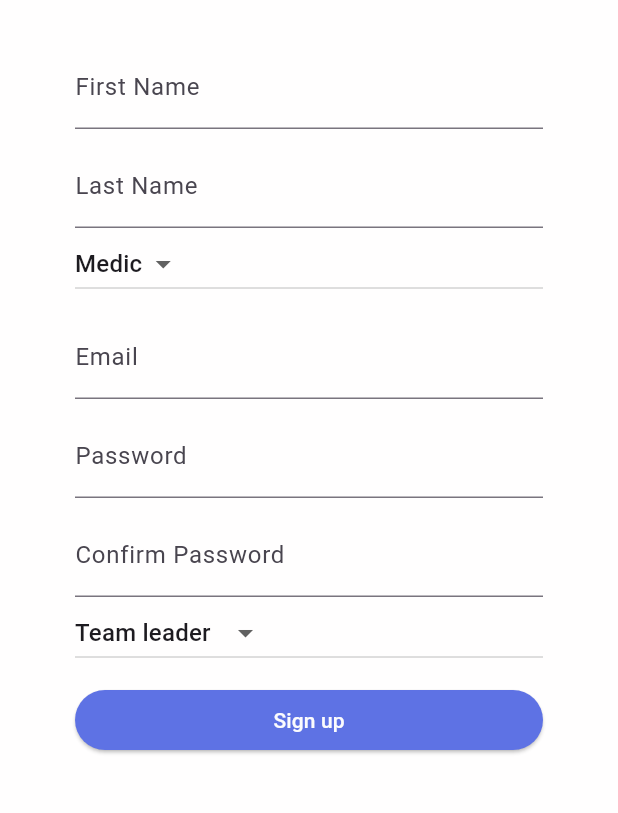
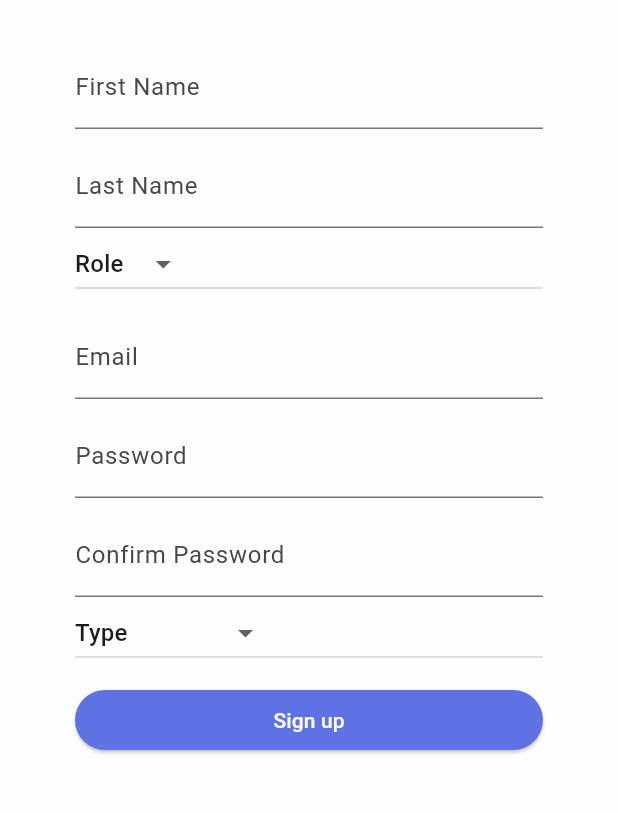
Before and after one commit to Secunity-LTD/Secunity_flutter, a Flutter app: the SignUp screen opened directly with empty values, on a phone screen of 412 x 824 dp, the part 84-897 px from its top. Run offline on Flutter 3.47's test engine with Material 3 defaults, Android fonts, the phone set to English and light mode, and no system bars; our stand-ins replace cloud_firestore, firebase_auth, firebase_core, flutter_spinkit, font_awesome_flutter, google_sign_in; accounts and stored records are empty.

Commit message:
dropdown updates

```diff
--- a/SecUnity_2/lib/screens/authenticate/sign_up.dart
+++ b/SecUnity_2/lib/screens/authenticate/sign_up.dart
@@ -205,6 +205,9 @@ class _SignUpState extends State<SignUp> {
   String firstName = '';
   String lastName = '';
   String role = '';
+  String dropdownValue = 'Role';
+  String dropdownValueTeam = 'Type';
+
 
   @override
   Widget build(BuildContext context) {
@@ -243,6 +246,7 @@ class _SignUpState extends State<SignUp> {
               setState(() => firstName = value);
             },
           ),
+
           SizedBox(height: 10.0),
           TextFormField(
             decoration: InputDecoration(
@@ -254,12 +258,16 @@ class _SignUpState extends State<SignUp> {
             },
           ),
           DropdownButton<String>(
-          value: 'Medic', // Default value
+            value: dropdownValue, // Default value
             onChanged: (String? newValue) {
-            // Handle dropdown value change
+              // Update dropdown value
+              setState(() {
+                dropdownValue = newValue!;
+              });
+              // Handle any other actions
               print(newValue);
             },
-          items: <String>['Medic', 'Sniper','Negev']
+            items: <String>['Role','Medic', 'Sniper','Negev']
                 .map<DropdownMenuItem<String>>((String value) {
               return DropdownMenuItem<String>(
                 value: value,
@@ -267,6 +275,7 @@ class _SignUpState extends State<SignUp> {
               );
             }).toList(),
           ),
+
 
           SizedBox(height: 10.0),
           TextFormField(
@@ -308,12 +317,16 @@ class _SignUpState extends State<SignUp> {
             },
           ),
           DropdownButton<String>(
-            value: 'Team leader', // Default value
+            value: dropdownValueTeam, // Default value
             onChanged: (String? newValue) {
-              // Handle dropdown value change
+              // Update dropdown value
+              setState(() {
+                dropdownValueTeam = newValue!;
+              });
+              // Handle any other actions
               print(newValue);
             },
-            items: <String>['Team leader', 'Crew member']
+            items: <String>['Type','Team leader', 'Crew member']
                 .map<DropdownMenuItem<String>>((String value) {
               return DropdownMenuItem<String>(
                 value: value,
@@ -321,6 +334,7 @@ class _SignUpState extends State<SignUp> {
               );
             }).toList(),
           ),
+
 
           SizedBox(height: 10.0),
           ElevatedButton(
```
Lines whose indentation alone changed are shown as unchanged.
